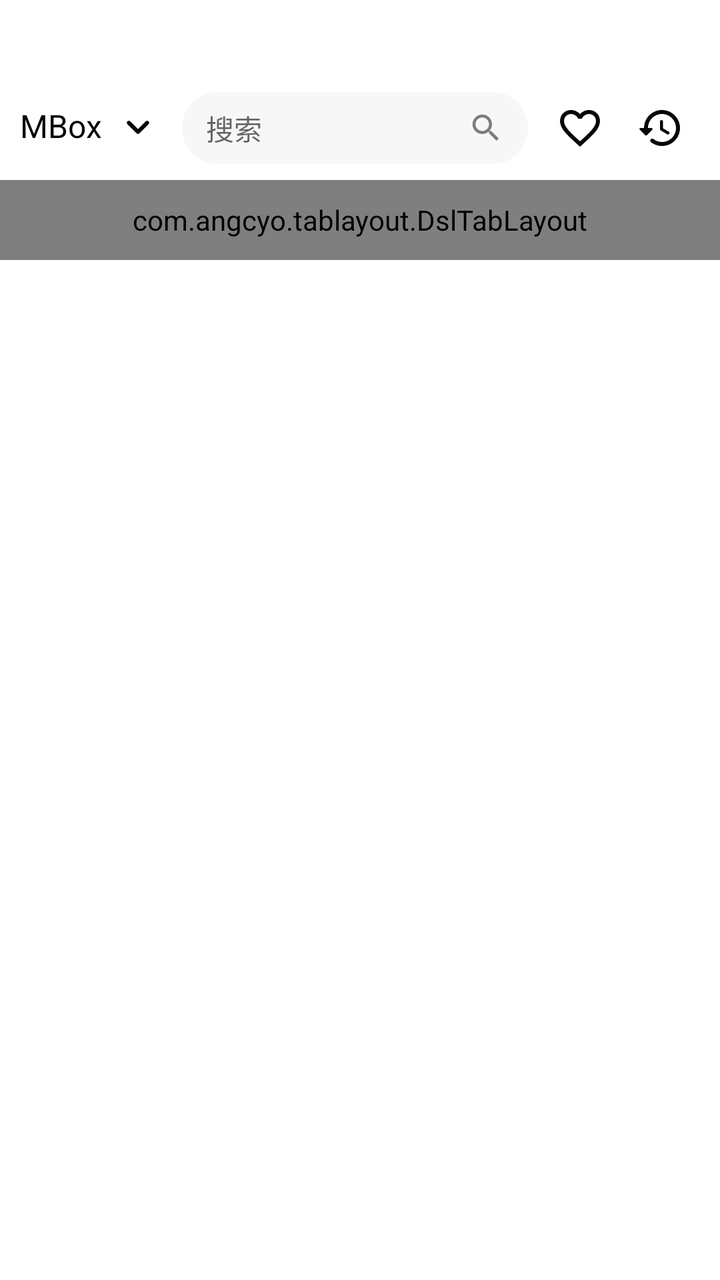
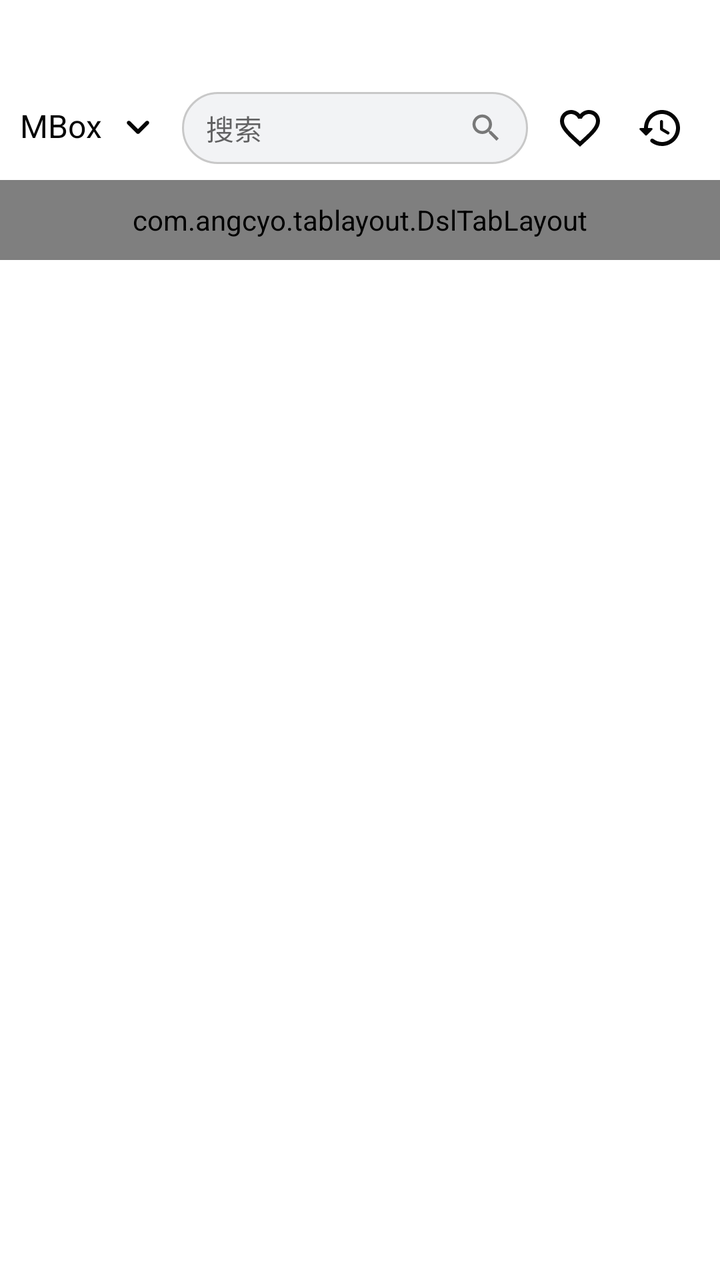

Two renders of the same Android screen: before a commit and after it. Below are the layout's source before the change and the commit's diff.
<!-- AndroidManifest.xml: application theme AppTheme -->
<!-- res/layout/fragment_home.xml -->
<?xml version="1.0" encoding="utf-8"?>
<LinearLayout xmlns:android="http://schemas.android.com/apk/res/android"
    xmlns:app="http://schemas.android.com/apk/res-auto"
    xmlns:tools="http://schemas.android.com/tools"
    android:orientation="vertical"
    android:layout_width="match_parent"
    android:layout_height="match_parent">

    <LinearLayout
        android:id="@+id/topLayout"
        android:layout_width="match_parent"
        android:layout_height="wrap_content"
        android:layout_marginTop="44dp"
        android:paddingHorizontal="10dp"
        android:orientation="horizontal"
        android:gravity="center_vertical"
        app:layout_constraintLeft_toLeftOf="parent"
        app:layout_constraintRight_toRightOf="parent"
        app:layout_constraintTop_toTopOf="parent">

        <LinearLayout
            android:id="@+id/nameContainer"
            android:layout_width="wrap_content"
            android:layout_height="wrap_content"
            android:orientation="horizontal">

            <TextView
                android:id="@+id/tvName"
                android:layout_width="wrap_content"
                android:layout_height="wrap_content"
                android:maxWidth="110dp"
                android:text="@string/app_name"
                android:textAlignment="gravity"
                android:textColor="@color/text_foreground"
                android:textSize="16dp"
                android:drawablePadding="6dp"
                android:singleLine="true"
                android:drawableRight="@drawable/ic_arrow_down"
                android:ellipsize="marquee"
                android:marqueeRepeatLimit="marquee_forever"
                android:focusable="true"
                android:focusableInTouchMode="true"
                />

        </LinearLayout>

        <TextView
            android:id="@+id/search"
            android:layout_width="wrap_content"
            android:layout_weight="1"
            android:layout_height="36dp"
            android:background="@drawable/bg_large_round_gray"
            android:gravity="center_vertical"
            android:paddingHorizontal="12sp"
            android:hint="搜索"
            android:drawableTint="@color/gray_darker"
            android:layout_marginLeft="10dp"
            android:layout_marginRight="6dp"
            android:drawableRight="@drawable/ic_search_18"/>

        <ImageView
            android:id="@+id/iv_collect"
            android:layout_width="40dp"
            android:layout_height="40dp"
            android:padding="8dp"
            android:src="@drawable/ic_collect_48"/>

        <ImageView
            android:id="@+id/iv_history"
            android:layout_width="40dp"
            android:layout_height="40dp"
            android:padding="8dp"
            android:src="@drawable/ic_history_48"/>

    </LinearLayout>

    <LinearLayout
        android:id="@+id/contentLayout"
        android:layout_width="match_parent"
        android:layout_height="0dp"
        android:layout_weight="1"
        android:orientation="vertical">

        <com.angcyo.tablayout.DslTabLayout
            android:id="@+id/tab_layout"
            android:layout_width="match_parent"
            android:layout_height="40dp"
            app:tab_indicator_drawable="@drawable/indicator_flash"
            app:tab_indicator_enable_flash="true"
            app:tab_indicator_enable_flash_clip="true"
            app:tab_indicator_height="5dp"
            app:tab_indicator_width="16dp"
            app:tab_select_color="@color/colorPrimary"
            app:tab_text_min_size="14dp"
            app:tab_text_max_size="16dp"
            app:tab_enable_gradient_text_size="false"
            android:layout_marginTop="6dp"
            >

        </com.angcyo.tablayout.DslTabLayout>

        <androidx.viewpager.widget.ViewPager
            android:id="@+id/mViewPager"
            android:layout_width="match_parent"
            android:layout_height="match_parent"
            android:layout_marginTop="10dp"
            />
    </LinearLayout>
</LinearLayout>
<!-- resources referenced by this layout -->
<resources>
  <color name="colorPrimary">#567df4</color>
  <color name="gray_darker">#7f7b79</color>
  <color name="text_foreground">#050505</color>
  <!-- drawable bg_large_round_gray (drawable) -->
  <?xml version="1.0" encoding="utf-8"?>
  <shape xmlns:android="http://schemas.android.com/apk/res/android"
  	android:shape="rectangle">
  	<solid
  			android:color="@color/bg_gray" />
  
  	<corners 
  			android:radius="25dp" />
  
  </shape>
  <!-- drawable ic_arrow_down (drawable) -->
  <vector android:height="24dp" android:tint="@color/text_foreground"
      android:viewportHeight="960" android:viewportWidth="960"
      android:width="24dp" xmlns:android="http://schemas.android.com/apk/res/android">
      <path android:fillColor="@android:color/white" android:pathData="M480,598Q472,598 465,595.5Q458,593 452,587L268,403Q257,392 257,375Q257,358 268,347Q279,336 296,336Q313,336 324,347L480,503L636,347Q647,336 664,336Q681,336 692,347Q703,358 703,375Q703,392 692,403L508,587Q502,593 495,595.5Q488,598 480,598Z"/>
  </vector>
  <!-- drawable ic_collect_48 (drawable) -->
  <vector android:height="48dp" android:tint="@color/text_foreground"
      android:viewportHeight="24" android:viewportWidth="24"
      android:width="48dp" xmlns:android="http://schemas.android.com/apk/res/android">
      <path android:fillColor="@android:color/white" android:pathData="M16.5,3c-1.74,0 -3.41,0.81 -4.5,2.09C10.91,3.81 9.24,3 7.5,3 4.42,3 2,5.42 2,8.5c0,3.78 3.4,6.86 8.55,11.54L12,21.35l1.45,-1.32C18.6,15.36 22,12.28 22,8.5 22,5.42 19.58,3 16.5,3zM12.1,18.55l-0.1,0.1 -0.1,-0.1C7.14,14.24 4,11.39 4,8.5 4,6.5 5.5,5 7.5,5c1.54,0 3.04,0.99 3.57,2.36h1.87C13.46,5.99 14.96,5 16.5,5c2,0 3.5,1.5 3.5,3.5 0,2.89 -3.14,5.74 -7.9,10.05z"/>
  </vector>
  <!-- drawable ic_search_18 (drawable) -->
  <vector android:height="18dp" android:tint="#000000"
      android:viewportHeight="24" android:viewportWidth="24"
      android:width="18dp" xmlns:android="http://schemas.android.com/apk/res/android">
      <path android:fillColor="@android:color/white" android:pathData="M15.5,14h-0.79l-0.28,-0.27C15.41,12.59 16,11.11 16,9.5 16,5.91 13.09,3 9.5,3S3,5.91 3,9.5 5.91,16 9.5,16c1.61,0 3.09,-0.59 4.23,-1.57l0.27,0.28v0.79l5,4.99L20.49,19l-4.99,-5zM9.5,14C7.01,14 5,11.99 5,9.5S7.01,5 9.5,5 14,7.01 14,9.5 11.99,14 9.5,14z"/>
  </vector>
  <!-- drawable indicator_flash (drawable) -->
  <vector xmlns:android="http://schemas.android.com/apk/res/android"
      android:width="56dp"
      android:height="10dp"
      android:viewportWidth="56"
      android:viewportHeight="10">
    <path
        android:pathData="M28,10.003C17.359,10.003 7.535,8.017 1.047,4.555C0.033,4.014 -0.301,2.834 0.3,1.922C0.901,1.01 2.211,0.708 3.225,1.249C8.987,4.324 18.248,6.16 28,6.16C37.751,6.16 47.013,4.324 52.774,1.249C53.789,0.709 55.097,1.009 55.7,1.922C56.3,2.834 55.967,4.014 54.952,4.555C48.465,8.017 38.641,10.003 28,10.003Z"
        android:fillColor="@color/colorPrimary"
        android:fillType="evenOdd"/>
  </vector>
  <string name="app_name">MBox</string>
  <style name="AppTheme" parent="Theme.MaterialComponents.Light.NoActionBar">
          
          <item name="colorPrimary">@color/colorPrimary</item>
          
          <item name="colorAccent">@color/colorAccent</item>
          
          <item name="android:windowBackground">@color/windowBackground</item>
      </style>
  <color name="bg_gray">#f7f7f7</color>
  <color name="colorAccent">#3e4fb1</color>
  <color name="windowBackground">#fff</color>
  <!-- unchanged entries left out for length: 1 -->
</resources>

<!-- the commit's change to res/layout/fragment_home.xml (unified diff, before → after) -->
@@ -49,11 +49,11 @@
             android:layout_width="wrap_content"
             android:layout_weight="1"
             android:layout_height="36dp"
-            android:background="@drawable/bg_large_round_gray"
+            android:background="@drawable/bg_search_box"
             android:gravity="center_vertical"
             android:paddingHorizontal="12sp"
             android:hint="搜索"
-            android:drawableTint="@color/gray_darker"
+            android:drawableTint="@color/text_sub_foreground"
             android:layout_marginLeft="10dp"
             android:layout_marginRight="6dp"
             android:drawableRight="@drawable/ic_search_18"/>
<!-- resource entries referenced after the edit -->
@@ -1,18 +1,17 @@
 <!-- resources referenced by this layout -->
 <resources>
   <color name="colorPrimary">#567df4</color>
-  <color name="gray_darker">#7f7b79</color>
   <color name="text_foreground">#050505</color>
-  <!-- drawable bg_large_round_gray (drawable) -->
+  <color name="text_sub_foreground">#787878</color>
+  <!-- drawable bg_search_box (drawable) -->
   <?xml version="1.0" encoding="utf-8"?>
   <shape xmlns:android="http://schemas.android.com/apk/res/android"
-  	android:shape="rectangle">
-  	<solid
-  			android:color="@color/bg_gray" />
-  
-  	<corners 
-  			android:radius="25dp" />
-  
+      android:shape="rectangle">
+      <solid android:color="@color/search_box_bg" />
+      <stroke
+          android:width="1dp"
+          android:color="@color/search_box_stroke" />
+      <corners android:radius="20dp" />
   </shape>
   <!-- drawable ic_arrow_down (drawable) -->
   <vector android:height="24dp" android:tint="@color/text_foreground"
@@ -52,7 +51,8 @@
           
           <item name="android:windowBackground">@color/windowBackground</item>
       </style>
-  <color name="bg_gray">#f7f7f7</color>
+  <color name="search_box_bg">#F2F3F5</color>
+  <color name="search_box_stroke">#C8C8C8</color>
   <color name="colorAccent">#3e4fb1</color>
   <color name="windowBackground">#fff</color>
   <!-- unchanged entries left out for length: 1 -->
